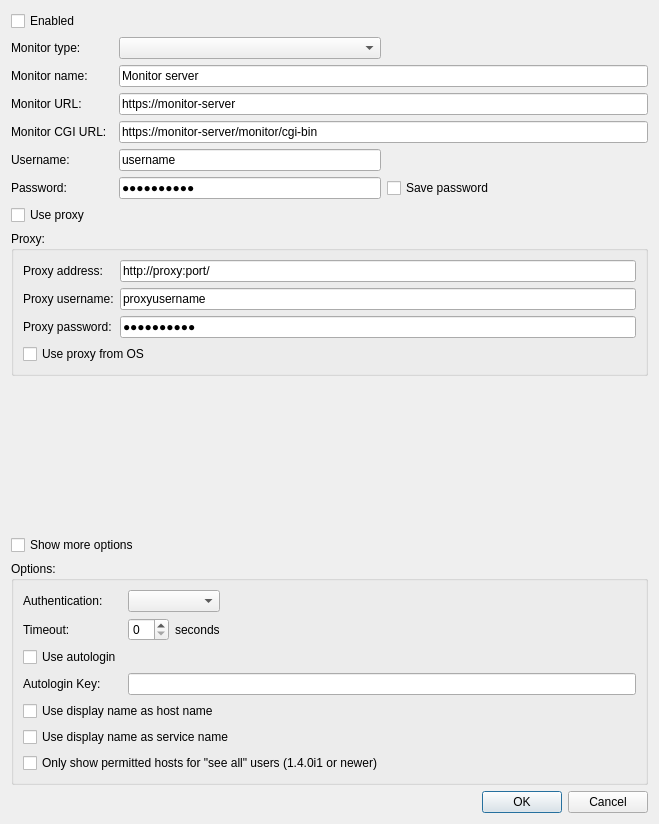
Before: the Qt Designer form Nagstamon/QUI/settings_server.ui in HenriWahl/Nagstamon, drawn with Qt 5.
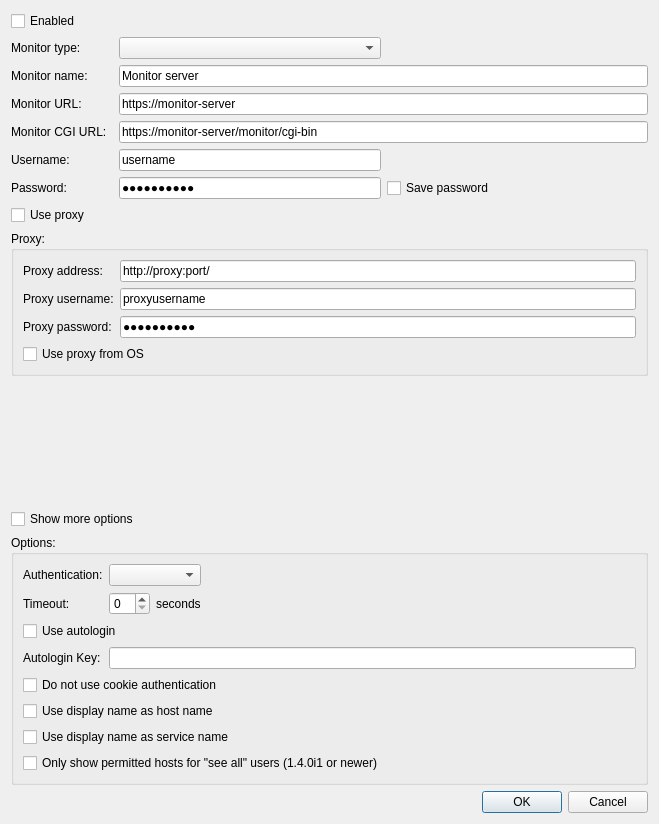
After: the same form once the commit is applied.

Commit message: attempt to fix basic auth for IcingaWeb2 issue #266

```diff
--- a/Nagstamon/QUI/settings_server.ui
+++ b/Nagstamon/QUI/settings_server.ui
@@ -325,14 +325,7 @@
         </property>
        </widget>
       </item>
-      <item row="3" column="0">
-       <widget class="QCheckBox" name="input_checkbox_use_autologin">
-        <property name="text">
-         <string>Use autologin</string>
-        </property>
-       </widget>
-      </item>
-      <item row="5" column="0" colspan="3">
+      <item row="6" column="0" colspan="3">
        <widget class="QCheckBox" name="input_checkbox_use_display_name_host">
         <property name="text">
          <string>Use display name as host name</string>
@@ -352,7 +345,7 @@
         </property>
        </spacer>
       </item>
-      <item row="7" column="0" colspan="3">
+      <item row="8" column="0" colspan="3">
        <widget class="QCheckBox" name="input_checkbox_force_authuser">
         <property name="text">
          <string>Only show permitted hosts for &quot;see all&quot; users (1.4.0i1 or newer)</string>
@@ -379,13 +372,27 @@
         </property>
        </spacer>
       </item>
-      <item row="6" column="0" colspan="3">
+      <item row="7" column="0" colspan="3">
        <widget class="QCheckBox" name="input_checkbox_use_display_name_service">
         <property name="text">
          <string>Use display name as service name</string>
         </property>
        </widget>
       </item>
+      <item row="3" column="0" colspan="3">
+       <widget class="QCheckBox" name="input_checkbox_use_autologin">
+        <property name="text">
+         <string>Use autologin</string>
+        </property>
+       </widget>
+      </item>
+      <item row="5" column="0" colspan="3">
+       <widget class="QCheckBox" name="input_checkbox_no_cookie_auth">
+        <property name="text">
+         <string>Do not use cookie authentication</string>
+        </property>
+       </widget>
+      </item>
      </layout>
     </widget>
    </item>
```
The commit also changes 5 other files.
